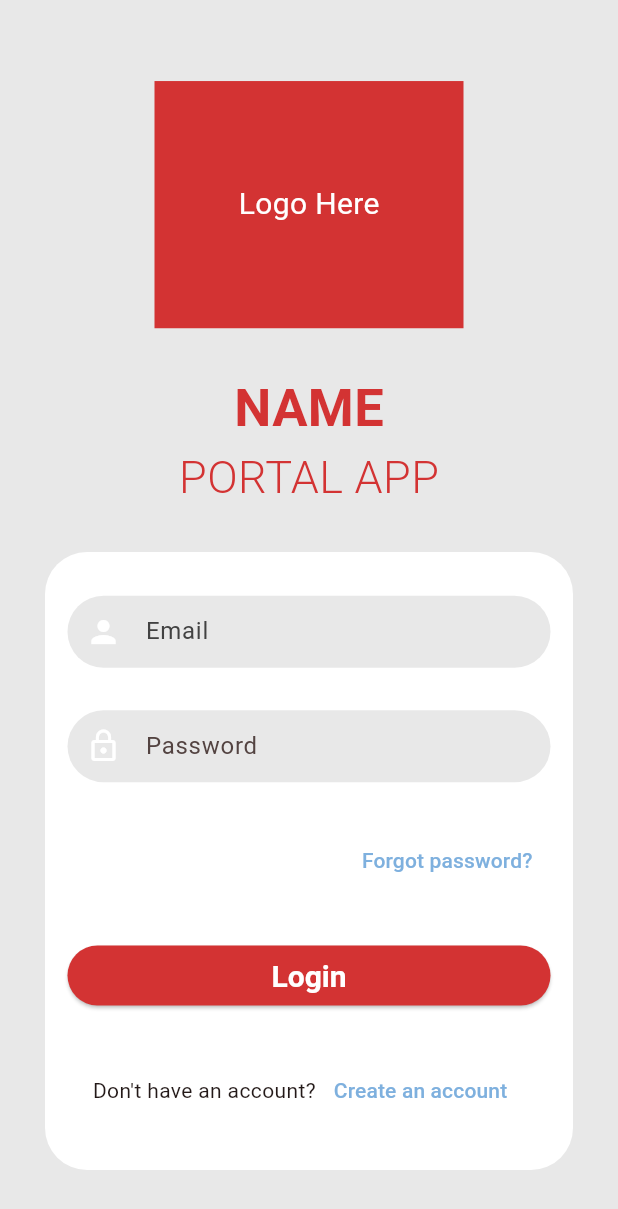
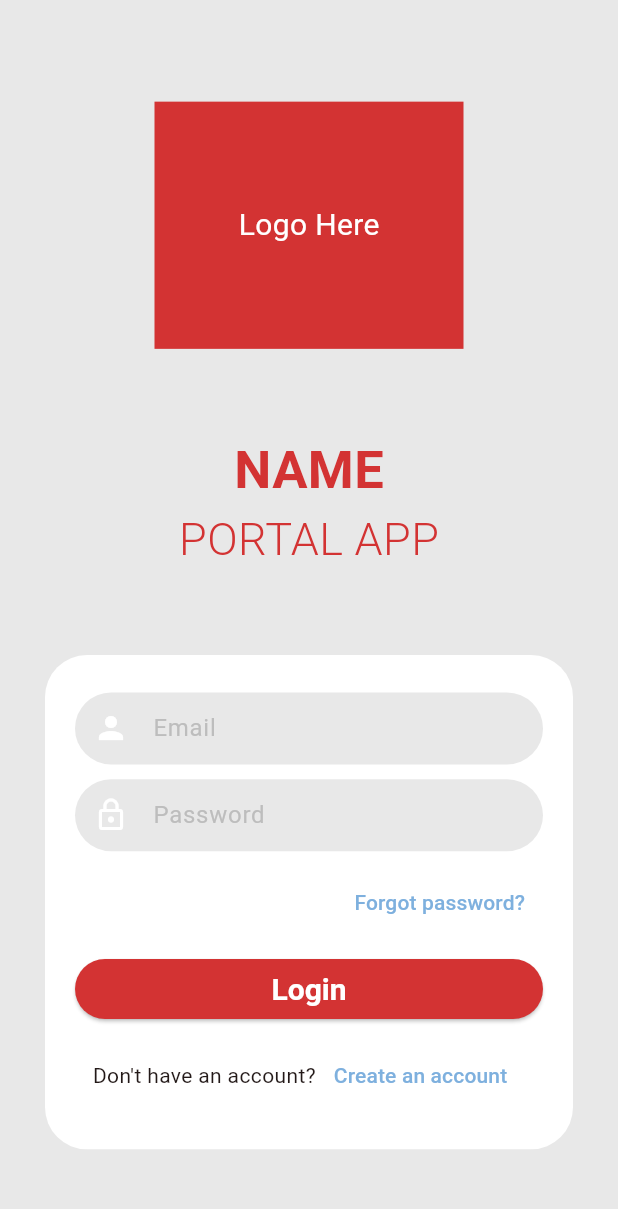
Before and after one commit to Bipoeman/Softdev-2-Group-1-Frontend, a Flutter app: the screen it shows after launch, on a phone screen of 412 x 824 dp. Shown: the top 1209 px of the screen. Run offline on Flutter 3.47's test engine with Material 3 defaults, Android fonts, the phone set to English and light mode, and no system bars.

Commit message:
Register Draft

```diff
--- a/frontend/lib/User/login.dart
+++ b/frontend/lib/User/login.dart
@@ -1,7 +1,7 @@
 import "package:flutter/material.dart";
 
-Color backgroundColor = Color(0xffe8e8e8);
-Color mainColor = Color(0xffd33333);
+const Color backgroundColor = Color(0xffe8e8e8);
+const Color mainColor = Color(0xffd33333);
 
 class LoginPage extends StatefulWidget {
   const LoginPage({super.key});
@@ -30,7 +30,7 @@ class _LoginPageState extends State<LoginPage> {
                       margin: const EdgeInsets.fromLTRB(0, 40, 0, 0),
                       height: size.height * 0.2,
                       width: size.width * 0.5,
-                      decoration: BoxDecoration(
+                      decoration: const BoxDecoration(
                         color: mainColor,
                       ),
                       child: const Text(
@@ -41,7 +41,7 @@ class _LoginPageState extends State<LoginPage> {
                         ),
                       ),
                     ),
-                    Column(
+                    const Column(
                       children: [
                         Text(
                           "NAME",
@@ -62,10 +62,10 @@ class _LoginPageState extends State<LoginPage> {
                       ],
                     ),
                     Container(
-                      padding: const EdgeInsets.all(15),
+                      padding: const EdgeInsets.all(20),
                       margin: const EdgeInsets.fromLTRB(30, 0, 30, 30),
                       width: double.infinity,
-                      height: size.height * 0.5,
+                      height: size.height * 0.4,
                       decoration: BoxDecoration(
                         borderRadius: BorderRadius.circular(28),
                         color: Colors.white,
@@ -78,7 +78,7 @@ class _LoginPageState extends State<LoginPage> {
                             decoration: InputDecoration(
                               fillColor: backgroundColor,
                               filled: true,
-                              labelStyle: TextStyle(color: Colors.grey[800]),
+                              labelStyle: TextStyle(color: Colors.grey[400]),
                               contentPadding:
                                   const EdgeInsets.fromLTRB(30, 0, 5, 0),
                               labelText: "Email",
@@ -96,6 +96,7 @@ class _LoginPageState extends State<LoginPage> {
                             decoration: InputDecoration(
                               fillColor: backgroundColor,
                               filled: true,
+                              labelStyle: TextStyle(color: Colors.grey[400]),
                               contentPadding:
                                   const EdgeInsets.fromLTRB(30, 0, 5, 0),
                               labelText: "Password",
@@ -117,7 +118,7 @@ class _LoginPageState extends State<LoginPage> {
                               onPressed: () {},
                             ),
                           ),
-                          Container(
+                          SizedBox(
                             width: double.infinity,
                             child: ElevatedButton(
                               style: ElevatedButton.styleFrom(
@@ -138,7 +139,9 @@ class _LoginPageState extends State<LoginPage> {
                             children: [
                               const Text("Don't have an account?"),
                               TextButton(
-                                onPressed: () {},
+                                onPressed: () {
+                                  Navigator.pushNamed (context, '/register');
+                                },
                                 child: const Text(
                                   "Create an account",
                                   style: TextStyle(
--- a/frontend/lib/main.dart
+++ b/frontend/lib/main.dart
@@ -1,5 +1,6 @@
 import 'package:flutter/material.dart';
 import 'package:super_app_group_1/User/login.dart';
+import 'package:super_app_group_1/User/register.dart';
 
 ThemeData mainTheme = ThemeData(
   colorScheme:
@@ -29,6 +30,7 @@ class _SuperAppState extends State<SuperApp> {
       initialRoute: "/login",
       routes: {
         "/login": (context) => const LoginPage(),
+        "/register" : (context) => const RegisterPage()
       },
       title: "Super App Group 1",
       theme: mainTheme,
```
Also changed, not shown: 1 other file.
